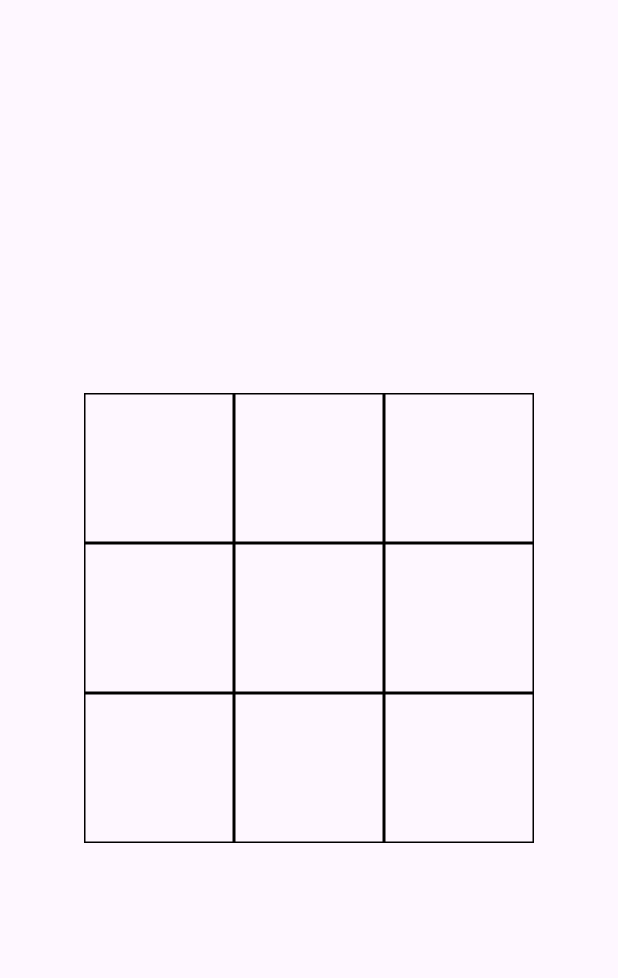
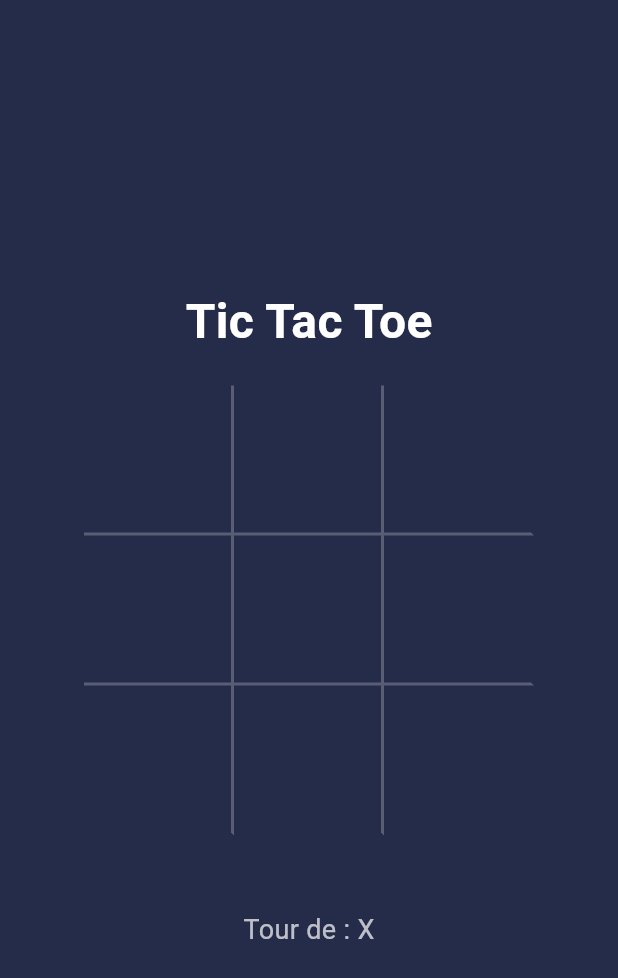
Before and after one commit to Leo-LTdev/flutter-morpion, a Flutter app: the screen it shows after launch, on a phone screen of 412 x 824 dp. Shown: the top 978 px of the screen. Run offline on Flutter 3.47's test engine with Material 3 defaults, Android fonts, the phone set to English and light mode, and no system bars; missing offline and left inert: dart:ffi.

Commit message:
morpion ok

```diff
--- a/lib/grid.dart
+++ b/lib/grid.dart
@@ -66,12 +66,13 @@ class _MyGridSate extends State<MyGrid> {
       }
     }
 
+    var diagWin = false;
+    diagWin = checkDiag(0, 0, player, 0);
 
+    var reverseDiagWin = false;
+    reverseDiagWin = checkReverseDiag(2, 0, player, 0);
 
-    var diagWing;
-    var reverseDiagWin;
-
-    if(rowWin || colWin){
+    if(rowWin || colWin || diagWin || reverseDiagWin){
       getWinningPlayer();
     }
 
@@ -116,6 +117,47 @@ class _MyGridSate extends State<MyGrid> {
     return false;
   }
 
+  bool checkDiag(int row, int col, StateCase player, int counter){
+
+    if (row > size ){
+      return false;
+    }
+
+    if(counter == size){
+      return true;
+    }
+
+    if (player.placeOlder == board[row][col].placeOlder){
+      counter++;
+      print(counter);
+      row++;
+      col++;
+      return checkDiag(row, col, player, counter);
+    }
+
+    return false;
+  }
+
+  bool checkReverseDiag(int row, int col,StateCase player, int counter){
+
+    if (row > size ){
+      return false;
+    }
+
+    if(counter == size){
+      return true;
+    }
+
+    if (player.placeOlder == board[row][col].placeOlder){
+      counter++;
+      row--;
+      col++;
+      return checkReverseDiag(row, col, player, counter);
+    }
+
+    return false;
+  }
+
   void getWinningPlayer(){
     if (firstPlayer){
       print("Joueur 1 à gagné");
@@ -129,50 +171,71 @@ class _MyGridSate extends State<MyGrid> {
 
 
     return Scaffold(
+      backgroundColor: const Color(0xFF252C4A), // Un fond sombre moderne
       body: Center(
         child: Column(
-          mainAxisAlignment: .center,
+          mainAxisAlignment: MainAxisAlignment.center,
+          children: [
+            const Text(
+              "Tic Tac Toe",
+              style: TextStyle(color: Colors.white, fontSize: 32, fontWeight: FontWeight.bold),
+            ),
+            const SizedBox(height: 20),
+            Column(
+              mainAxisAlignment: MainAxisAlignment.center,
               children: [
                 for (int i = 0; i < 3; i++)
                   Row(
-                mainAxisAlignment: .center,
+                    mainAxisAlignment: MainAxisAlignment.center,
                     children: [
                       for (int j = 0; j < 3; j++)
-                  InkWell(
+                        GestureDetector(
                           onTap: () {
+                            if (board[i][j] == StateCase.empty) {
                               setState(() {
-                        if (firstPlayer){
-                          board[i][j] = StateCase.cross;
+                                board[i][j] = firstPlayer ? StateCase.cross : StateCase.circle;
                                 isWinner();
                                 firstPlayer = !firstPlayer;
-                        } else {
-                          board[i][j] = StateCase.circle;
-                          isWinner();
-                          firstPlayer = !firstPlayer;
+                              });
                             }
-                      });
                           },
-                    child: Stack(
-                      alignment: AlignmentGeometry.center,
-                      children: [
-                        Container(
+                          child: Container(
                             width: 100,
                             height: 100,
                             decoration: BoxDecoration(
                               border: Border(
-                            left: BorderSide(color: Color.fromARGB(255, 1, 0, 0)),
-                            right: BorderSide(color: Color.fromARGB(255, 1, 0, 0)),
-                            top: BorderSide(color: Color.fromARGB(255, 1, 0, 0)),
-                            bottom: BorderSide(color: Color.fromARGB(255, 1, 0, 0)),
+                                right: BorderSide(
+                                  color: j < 2 ? Colors.white24 : Colors.transparent,
+                                  width: 2,
+                                ),
+                                bottom: BorderSide(
+                                  color: i < 2 ? Colors.white24 : Colors.transparent,
+                                  width: 2,
                                 ),
                               ),
-
                             ),
-                        Text(board[i][j].placeOlder),
-                      ],
+                            child: Center(
+                              child: Text(
+                                board[i][j] == StateCase.cross ? "X" : (board[i][j] == StateCase.circle ? "O" : ""),
+                                style: TextStyle(
+                                  fontSize: 60,
+                                  fontWeight: FontWeight.w300,
+                                  color: board[i][j] == StateCase.cross
+                                      ? const Color(0xFF64FFDA) // couleur X
+                                      : const Color(0xFFFF5252), // couleur O
+                                ),
+                              ),
+                            ),
                           ),
                         ),
                     ],
+                  ),
+              ],
+            ),
+            const SizedBox(height: 50),
+            Text(
+              firstPlayer ? "Tour de : X" : "Tour de : O",
+              style: const TextStyle(color: Colors.white70, fontSize: 18),
             ),
           ],
         ),
```
Lines whose indentation alone changed are shown as unchanged.
